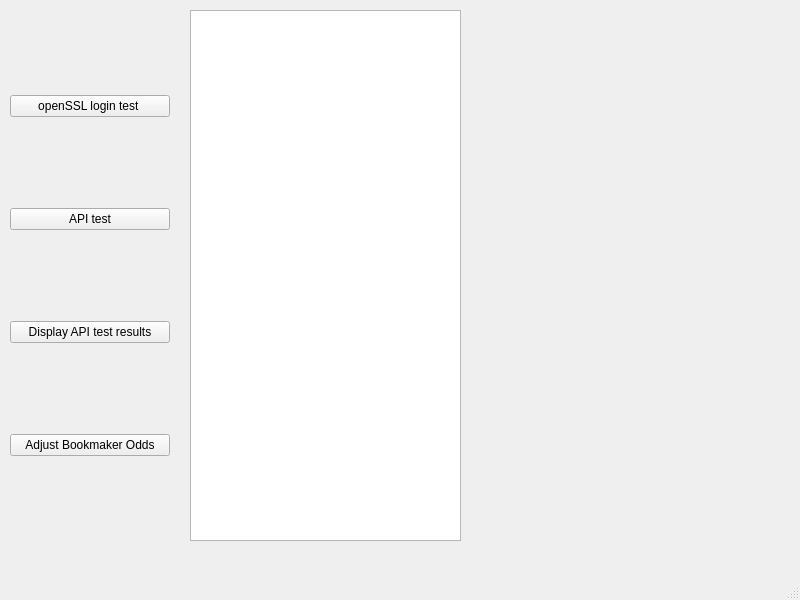
The window that gui/main.ui (CristianProdaniuc/Bet_Omnitool) describes before a commit, drawn with Qt 5.
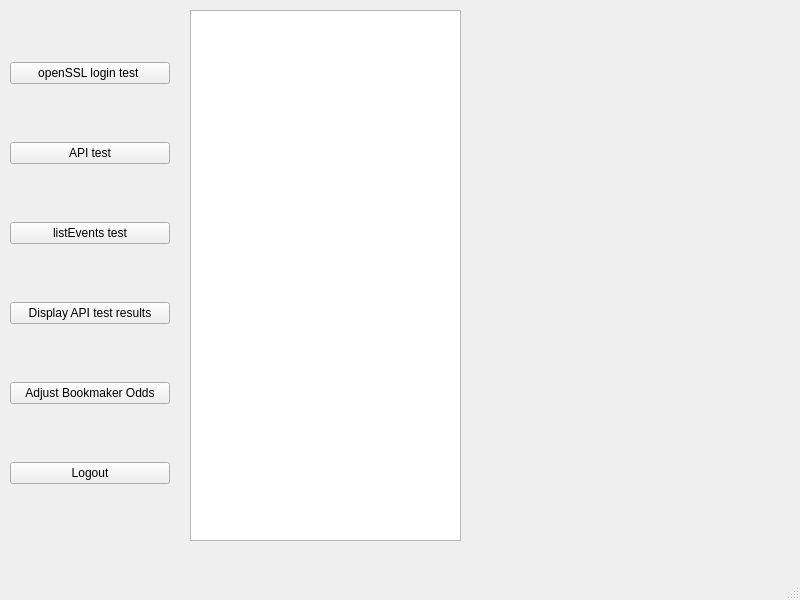
The same window after the commit.

Commit message: listEvents and Logout

The edit to the form file:
```diff
--- a/gui/main.ui
+++ b/gui/main.ui
@@ -38,6 +38,13 @@
        </property>
       </widget>
      </item>
+     <item>
+      <widget class="QPushButton" name="buttonListEvents">
+       <property name="text">
+        <string>listEvents test</string>
+       </property>
+      </widget>
+     </item>
      <item>
       <widget class="QPushButton" name="buttonDisplayResults">
        <property name="text">
@@ -52,6 +59,13 @@
        </property>
       </widget>
      </item>
+     <item>
+      <widget class="QPushButton" name="buttonLogoutTest">
+       <property name="text">
+        <string>Logout</string>
+       </property>
+      </widget>
+     </item>
     </layout>
    </widget>
    <widget class="QListView" name="APItestListView">
```
The commit also changes 3 other files.
